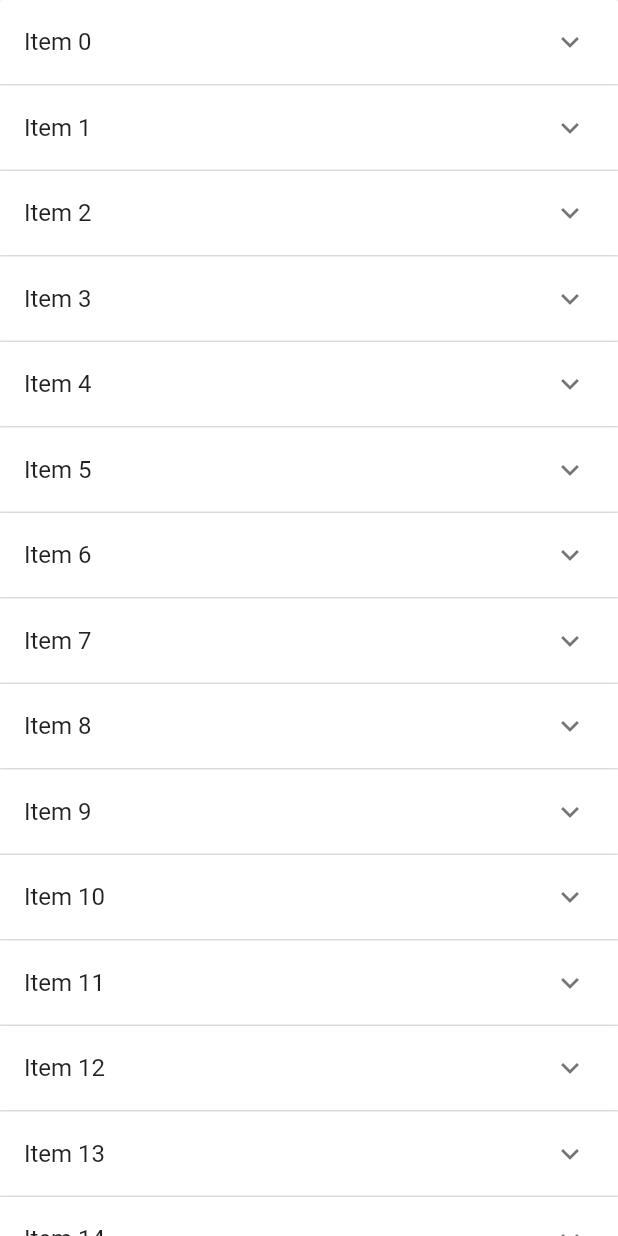
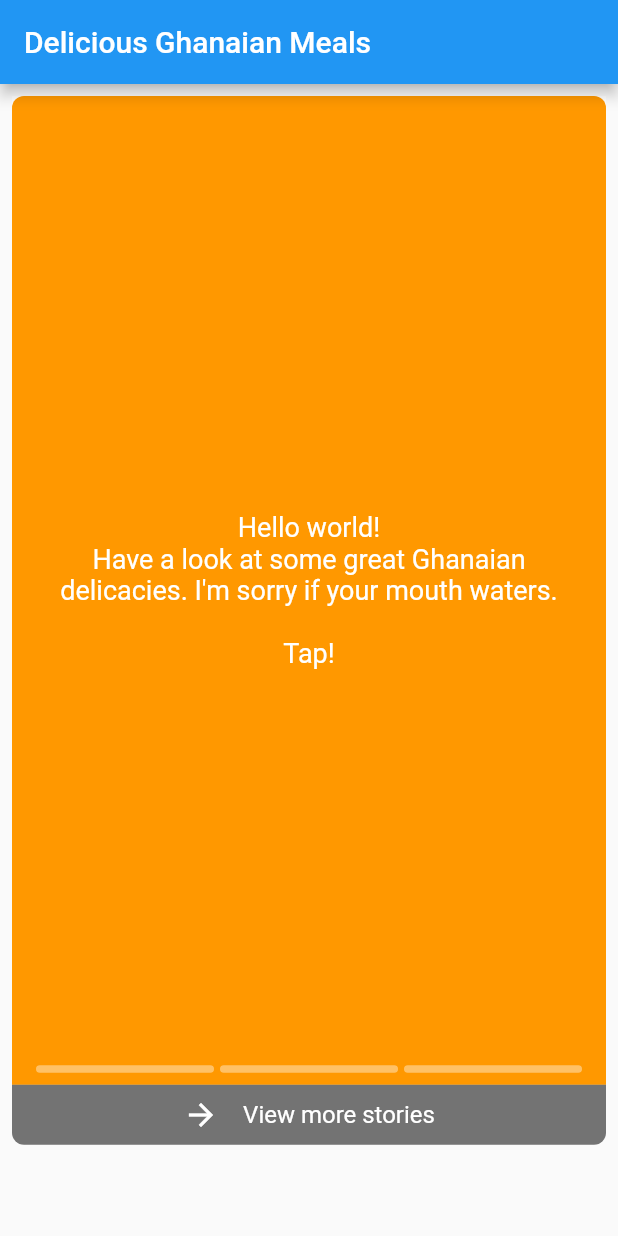
Before and after one commit to fadyZaherEng/flutter_different_UI, a Flutter app: the screen it shows after launch, on a phone screen of 412 x 824 dp. Run offline on Flutter 3.47's test engine with Material 2 defaults, Android fonts, the phone set to English and light mode, and no system bars; drawn by our look-alikes of story_view; our stand-ins replace avatar_glow, carousel_slider, curved_navigation_bar, hexcolor, lottie, photo_view and 2 more; missing offline and left inert: read_more_text.

Commit message:
first 10

```diff
--- a/lib/main.dart
+++ b/lib/main.dart
@@ -1,5 +1,6 @@
 import 'package:flutter/material.dart';
 import 'package:task_app/modules/expensioal_panel_list/panel_list.dart';
+import 'package:task_app/modules/facebook_story/story.dart';
 void main() {
   runApp(const MyApp());
 }
@@ -14,7 +15,7 @@ class MyApp extends StatelessWidget {
         primaryColor: Colors.blueAccent,
         primarySwatch:Colors.blue,
       ),
-      home: const ExpensioalPanelListScreen(),
+      home: FacebookStoriesScreen(),
     );
   }
 }
--- /dev/null
+++ b/lib/modules/facebook_story/story.dart
@@ -0,0 +1,186 @@
+// ignore_for_file: avoid_print, use_key_in_widget_constructors, library_private_types_in_public_api
+
+import 'package:flutter/material.dart';
+import 'package:story_view/story_view.dart';
+
+class FacebookStoriesScreen extends StatefulWidget {
+  @override
+  State<FacebookStoriesScreen> createState() => _FacebookStoriesScreenState();
+}
+
+class _FacebookStoriesScreenState extends State<FacebookStoriesScreen> {
+  final StoryController controller = StoryController();
+
+  @override
+  Widget build(BuildContext context) {
+    return Scaffold(
+      appBar: AppBar(
+        title: const Text("Delicious Ghanaian Meals"),
+      ),
+      body: Container(
+        margin: const EdgeInsets.all(8),
+        child: ListView(
+          children:
+          [
+            SizedBox(
+              height: MediaQuery.sizeOf(context).height*0.8,
+              child: StoryView(
+                controller: controller,
+                storyItems: [
+                  StoryItem.text(
+                    title:
+                    "Hello world!\nHave a look at some great Ghanaian delicacies. I'm sorry if your mouth waters. \n\nTap!",
+                    backgroundColor: Colors.orange,
+                    roundedTop: true,
+                  ),
+                  StoryItem.inlineImage(
+                    url:
+                    "https://image.ibb.co/cU4WGx/Omotuo-Groundnut-Soup-braperucci-com-1.jpg",
+                    controller: controller,
+                    caption: const Text(
+                      "Omotuo & Nkatekwan; You will love this meal if taken as supper.",
+                      style: TextStyle(
+                        color: Colors.white,
+                        backgroundColor: Colors.black54,
+                        fontSize: 17,
+                      ),
+                    ),
+                  ),
+                  StoryItem.inlineImage(
+                    url:
+                    "https://media.giphy.com/media/5GoVLqeAOo6PK/giphy.gif",
+                    controller: controller,
+                    caption: const Text(
+                      "Hektas, sektas and skatad",
+                      style: TextStyle(
+                        color: Colors.white,
+                        backgroundColor: Colors.black54,
+                        fontSize: 17,
+                      ),
+                    ),
+                  )
+                ],
+                onStoryShow: (s) {
+                  print("Showing a story");
+                },
+                onComplete: () {
+                  print("Completed a cycle");
+                },
+                progressPosition: ProgressPosition.bottom,
+                repeat: false,
+                inline: true,
+              ),
+            ),
+            InkWell(
+              onTap: () {
+                Navigator.of(context).push(
+                    MaterialPageRoute(builder: (context) =>  MoreStories()));
+              },
+              child: Container(
+                decoration: const BoxDecoration(
+                    color: Colors.black54,
+                    borderRadius:
+                    BorderRadius.vertical(bottom: Radius.circular(8))),
+                padding: const EdgeInsets.symmetric(vertical: 8),
+                child: const Row(
+                  mainAxisAlignment: MainAxisAlignment.center,
+                  children: <Widget>[
+                    Icon(
+                      Icons.arrow_forward,
+                      color: Colors.white,
+                    ),
+                    SizedBox(
+                      width: 16,
+                    ),
+                    Text(
+                      "View more stories",
+                      style: TextStyle(fontSize: 16, color: Colors.white),
+                    ),
+                  ],
+                ),
+              ),
+            ),
+          ],
+        ),
+      ),
+    );
+  }
+  @override
+  void dispose() {
+    // TODO: implement dispose
+    super.dispose();
+    controller.dispose();
+  }
+}
+
+class MoreStories extends StatefulWidget {
+  @override
+  _MoreStoriesState createState() => _MoreStoriesState();
+}
+
+class _MoreStoriesState extends State<MoreStories> {
+  final storyController = StoryController();
+  @override
+  void dispose() {
+    storyController.dispose();
+    super.dispose();
+  }
+  @override
+  Widget build(BuildContext context) {
+    return Scaffold(
+      appBar: AppBar(
+        title: const Text("More"),
+        elevation: 0.0,
+      ),
+      body: StoryView(
+        storyItems: [
+          StoryItem.text(
+            title: "I guess you'd love to see more of our food. That's great.",
+            backgroundColor: Colors.blue,
+          ),
+          StoryItem.text(
+            title: "Nice!\n\nTap to continue.",
+            backgroundColor: Colors.red,
+            textStyle: const TextStyle(
+              fontFamily: 'Dancing',
+              fontSize: 40,
+            ),
+          ),
+          StoryItem.pageImage(
+            url: "https://image.ibb.co/cU4WGx/Omotuo-Groundnut-Soup-braperucci-com-1.jpg",
+            caption: "Still sampling",
+            controller: storyController,
+          ),
+          StoryItem.pageImage(
+              url: "https://media.giphy.com/media/5GoVLqeAOo6PK/giphy.gif",
+              caption: "Working with gifs",
+              controller: storyController),
+          StoryItem.pageImage(
+            url: "https://media.giphy.com/media/XcA8krYsrEAYXKf4UQ/giphy.gif",
+            caption: "Hello, from the other side",
+            controller: storyController,
+          ),
+          StoryItem.pageImage(
+            url: "https://media.giphy.com/media/XcA8krYsrEAYXKf4UQ/giphy.gif",
+            caption: "Hello, from the other side2",
+            controller: storyController,
+          ),
+          StoryItem.pageVideo(
+            "https://vm.tiktok.com/ZM2yQLj1e/",
+            controller: storyController,
+            caption: "Hello, from the other side3",
+          ),
+        ],
+        onStoryShow: (s) {
+          print("Showing a story");
+        },
+        onComplete: () {
+          print("Completed a cycle");
+        },
+        progressPosition: ProgressPosition.top,
+        repeat: false,
+        controller: storyController,
+      ),
+    );
+  }
+}
--- a/pubspec.yaml
+++ b/pubspec.yaml
@@ -45,6 +45,7 @@ dependencies:
   curved_navigation_bar: ^1.0.3
   shimmer: ^3.0.0
   photo_view: ^0.14.0
+  story_view: ^0.14.0
 
 dev_dependencies:
   flutter_test:
```
Also changed, not shown: lib/modules/reactions_facebook/reactions.dart (+54 -1 lines), pubspec.lock, 1 other file.
